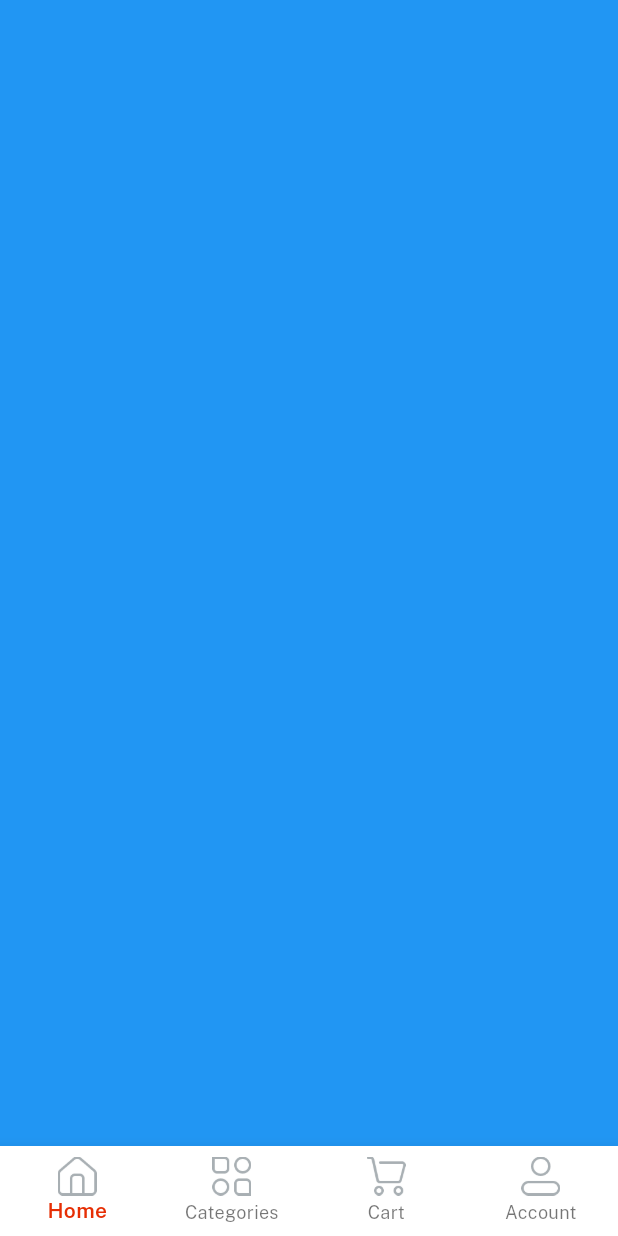
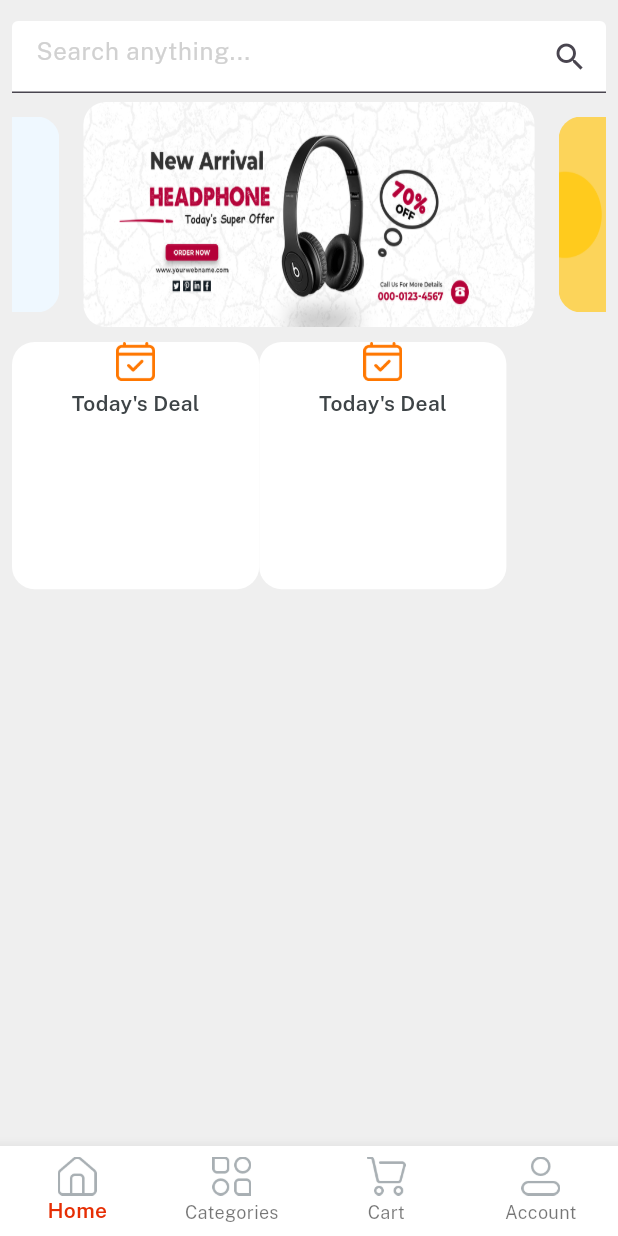
Before and after one commit to swagatapal/e_commerce_app, a Flutter app: the screen it shows after launch, after a tap on "Log in", on a phone screen of 412 x 824 dp. Run offline on Flutter 3.47's test engine with Material 3 defaults, Android fonts, the phone set to English and light mode, and no system bars; drawn by our look-alikes of velocity_x; our stand-ins replace get.

Commit message:
home Screen partial

```diff
--- /dev/null
+++ b/lib/Widget_Common/home_buttons.dart
@@ -0,0 +1,14 @@
+
+import 'package:e_commerce_app/consts/consts.dart';
+import 'package:flutter/material.dart';
+
+Widget homeButtons({width, height, iCon, title, onPress}){
+  return Column(
+        children: [
+          Image.asset(icTodaysDeal, width: 26,),
+          5.heightBox,
+          todaydeal.text.fontFamily(semibold).color(darkFontGrey).make(),
+        ],
+  ).box.rounded.white.size(width, height).make();
+
+}
--- a/lib/consts/list.dart
+++ b/lib/consts/list.dart
@@ -5,3 +5,5 @@ const socialIconList = [
   icGoogleLogo,
   icTwitterLogo,
 ];
+
+const sliderList = [imgSlider1, imgSlider2, imgSlider3, imgSlider4];
--- a/lib/consts/strings.dart
+++ b/lib/consts/strings.dart
@@ -19,3 +19,12 @@ const allreadyHaveAccount = "Allready Have an account ? ";
 
 
 const home = "Home", categories = "Categories", cart = "Cart", account = "Account";
+
+
+const searchanything = "Search anything...";
+const todaydeal = "Today's Deal";
+const flashsale = "Flash sale";
+ const topSellers = "Top Sellers";
+ const brand = "Brand";
+ const topCategories = "Top Categories";
+ const feautureCategories = "Featured Categories";
--- /dev/null
+++ b/lib/views/Category_screen/Category_screen.dart
@@ -0,0 +1,10 @@
+import 'package:flutter/material.dart';
+
+class CategoryScreen extends StatelessWidget {
+  const CategoryScreen({super.key});
+
+  @override
+  Widget build(BuildContext context) {
+    return Container(color: Colors.yellow,);
+  }
+}
--- /dev/null
+++ b/lib/views/Home_Screen/Home.dart
@@ -0,0 +1,58 @@
+import 'package:e_commerce_app/Controllers/home_controller.dart';
+import 'package:e_commerce_app/consts/consts.dart';
+import 'package:e_commerce_app/views/Category_screen/Category_screen.dart';
+import 'package:e_commerce_app/views/Home_Screen/home_screen.dart';
+import 'package:e_commerce_app/views/Profile_Screen/profile_screen.dart';
+import 'package:e_commerce_app/views/cart_screen/cart_screen.dart';
+import 'package:flutter/material.dart';
+import 'package:get/get.dart';
+import 'package:get/get_core/src/get_main.dart';
+import 'package:get/get_instance/src/extension_instance.dart';
+
+class Home extends StatelessWidget {
+  const Home({super.key});
+
+  @override
+  Widget build(BuildContext context) {
+
+    //init home controller
+    var controller = Get.put(HomeController());
+
+    var navbarItems = [
+      BottomNavigationBarItem(icon: Image.asset(icHome, width: 26,), label:home),
+      BottomNavigationBarItem(icon: Image.asset(icCategories, width: 26,), label:categories),
+      BottomNavigationBarItem(icon: Image.asset(icCart, width: 26,), label:cart),
+      BottomNavigationBarItem(icon: Image.asset(icProfile, width: 26,), label:account),
+    ];
+
+    var navBody = [
+      const HomeScreen(),
+      const CategoryScreen(),
+      const CartScreen(),
+      const ProfileScreen(),
+    ];
+
+    return Scaffold(
+      body: Column(
+          children: [
+            Obx(()=> Expanded(child: navBody.elementAt(controller.currentNavIndex.value),))
+          ]
+      ),
+      bottomNavigationBar: Obx(()=>
+        BottomNavigationBar(
+          currentIndex: controller.currentNavIndex.value,
+          selectedItemColor: redColor,
+            selectedLabelStyle: const TextStyle(fontFamily: semibold),
+            type: BottomNavigationBarType.fixed,
+            backgroundColor: whiteColor,
+            items: navbarItems,
+            onTap: (value){
+              controller.currentNavIndex.value = value;
+            },
+        ),
+
+      ),
+
+    );
+  }
+}
--- a/lib/views/Home_Screen/home_screen.dart
+++ b/lib/views/Home_Screen/home_screen.dart
@@ -1,56 +1,67 @@
-import 'package:e_commerce_app/Controllers/home_controller.dart';
+import 'package:e_commerce_app/Widget_Common/home_buttons.dart';
+import 'package:e_commerce_app/consts/colors.dart';
 import 'package:e_commerce_app/consts/consts.dart';
+import 'package:e_commerce_app/consts/list.dart';
 import 'package:flutter/material.dart';
-import 'package:get/get.dart';
-import 'package:get/get_core/src/get_main.dart';
-import 'package:get/get_instance/src/extension_instance.dart';
+
 
 class HomeScreen extends StatelessWidget {
   const HomeScreen({super.key});
 
   @override
   Widget build(BuildContext context) {
+    return Container(
+      padding: const EdgeInsets.all(8.0),
+      width: context.screenWidth,
+      height: context.screenHeight,
+      color: lightGrey,
+      child: SafeArea(
+        child:Column(
+          children: [
+            Container(
+              alignment: Alignment.center,
+              height: 60,
+              color: lightGrey,
+              child: TextFormField(
+                decoration: InputDecoration(
+                  suffixIcon: Icon(Icons.search),
+                  filled: true,
+                  fillColor: whiteColor,
+                  hintText: searchanything,
+                  hintStyle: TextStyle(color: textfieldGrey),
 
-    //init home controller
-    var controller = Get.put(HomeController());
+                ),
+              ),
+            ),
 
-    var navbarItems = [
-      BottomNavigationBarItem(icon: Image.asset(icHome, width: 26,), label:home),
-      BottomNavigationBarItem(icon: Image.asset(icCategories, width: 26,), label:categories),
-      BottomNavigationBarItem(icon: Image.asset(icCart, width: 26,), label:cart),
-      BottomNavigationBarItem(icon: Image.asset(icProfile, width: 26,), label:account),
-    ];
+           VxSwiper.builder(
+            aspectRatio: 16 / 9,
+            autoPlay: true,
+            height: 150,
+            enlargeCenterPage: true,
 
-    var navBody = [
-      Container(color: Colors.blue,),
-      Container(color: Colors.amber,),
-      Container(color: Colors.purple,),
-      Container(color: Colors.cyan,),
+            itemCount: sliderList.length, itemBuilder: (context, index){
+            return Image.asset(
+                sliderList[index],
+                fit: BoxFit.fill,
+            ).box.rounded.clip(Clip.antiAlias).margin(EdgeInsets.symmetric(horizontal: 8)).make();
+           }),
 
 
-    ];
+           10.heightBox,
+           Row(
+            children: List.generate(2, (index) => homeButtons(
+              height: context.screenHeight*0.2,
+              width: context.screenWidth/2.5,
+              iCon: index==0? icTodaysDeal:icFlashDeal,
+              title: index == 0? todaydeal:flashsale,
+            )),
+           )
 
-    return Scaffold(
-      body: Column(
-          children: [
-            Obx(()=> Expanded(child: navBody.elementAt(controller.currentNavIndex.value),))
-          ]
-      ),
-      bottomNavigationBar: Obx(()=>
-        BottomNavigationBar(
-          currentIndex: controller.currentNavIndex.value,
-          selectedItemColor: redColor,
-            selectedLabelStyle: const TextStyle(fontFamily: semibold),
-            type: BottomNavigationBarType.fixed,
-            backgroundColor: whiteColor,
-            items: navbarItems,
-            onTap: (value){
-              controller.currentNavIndex.value = value;
-            },
-        ),
 
-      ),
-
+          ],
+          )
+         ),
     );
   }
 }
--- /dev/null
+++ b/lib/views/Profile_Screen/profile_screen.dart
@@ -0,0 +1,10 @@
+import 'package:flutter/material.dart';
+
+class ProfileScreen extends StatelessWidget {
+  const ProfileScreen({super.key});
+
+  @override
+  Widget build(BuildContext context) {
+    return Container(color: Colors.cyan,);
+  }
+}
--- a/lib/views/auth_screen/login_screen.dart
+++ b/lib/views/auth_screen/login_screen.dart
@@ -4,7 +4,7 @@ import 'package:e_commerce_app/Widget_Common/customTextField_widget.dart';
 import 'package:e_commerce_app/Widget_Common/ourButton_widget.dart';
 import 'package:e_commerce_app/consts/consts.dart';
 import 'package:e_commerce_app/consts/list.dart';
-import 'package:e_commerce_app/views/Home_Screen/home_screen.dart';
+import 'package:e_commerce_app/views/Home_Screen/Home.dart';
 import 'package:e_commerce_app/views/auth_screen/signup_screen.dart';
 import 'package:flutter/material.dart';
 import 'package:get/get.dart';
@@ -35,7 +35,7 @@ class LoginScreen extends StatelessWidget {
                 ),
                 5.heightBox,
                 ourButton(color: redColor, title: login, textColor: whiteColor, onPress: (){
-                  Get.to(()=>HomeScreen());
+                  Get.to(()=>Home());
                 })
                 .box.width(context.screenWidth - 50).make(),
                 5.heightBox,
--- a/lib/views/auth_screen/signup_screen.dart
+++ b/lib/views/auth_screen/signup_screen.dart
@@ -7,7 +7,7 @@ import '../../Widget_Common/bg_widget.dart';
 import '../../Widget_Common/customTextField_widget.dart';
 import '../../Widget_Common/ourButton_widget.dart';
 import '../../consts/list.dart';
-import '../Home_Screen/home_screen.dart';
+import '../Home_Screen/Home.dart';
 
 class SignupScreen extends StatefulWidget {
   const SignupScreen({super.key});
@@ -80,7 +80,7 @@ class _SignupScreenState extends State<SignupScreen> {
                   ),
                   5.heightBox,
                   ourButton(color:isCheck == true? redColor:lightGrey, title: signup, textColor: whiteColor, onPress: (){
-                    Get.to(()=>HomeScreen());
+                    Get.to(()=>Home());
                   })
                       .box.width(context.screenWidth - 50).make(),
 
--- /dev/null
+++ b/lib/views/cart_screen/cart_screen.dart
@@ -0,0 +1,10 @@
+import 'package:flutter/material.dart';
+
+class CartScreen extends StatelessWidget {
+  const CartScreen({super.key});
+
+  @override
+  Widget build(BuildContext context) {
+    return Container(color: Colors.purple,);
+  }
+}
```
